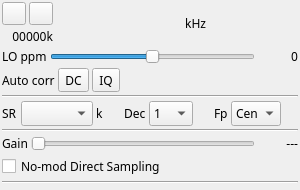
Qt form plugins/samplesource/rtlsdr/rtlsdrgui.ui (f4exb/sdrangel) before a commit.
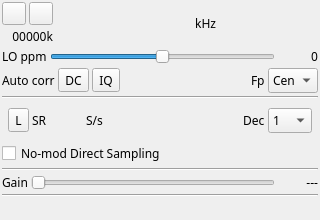
The same form after that commit. Icons and pictures are not drawn. Custom widgets are drawn as their Qt base class.

Commit message: RTLSDR plugin: continuous sample rate setting

```diff
--- a/plugins/samplesource/rtlsdr/rtlsdrgui.ui
+++ b/plugins/samplesource/rtlsdr/rtlsdrgui.ui
@@ -6,20 +6,20 @@
    <rect>
     <x>0</x>
     <y>0</y>
-    <width>300</width>
-    <height>190</height>
+    <width>320</width>
+    <height>220</height>
    </rect>
   </property>
   <property name="sizePolicy">
-   <sizepolicy hsizetype="Preferred" vsizetype="Maximum">
+   <sizepolicy hsizetype="Minimum" vsizetype="Minimum">
     <horstretch>0</horstretch>
     <verstretch>0</verstretch>
    </sizepolicy>
   </property>
   <property name="minimumSize">
    <size>
-    <width>300</width>
-    <height>190</height>
+    <width>320</width>
+    <height>220</height>
    </size>
   </property>
   <property name="font">
@@ -248,38 +248,7 @@
        </property>
       </spacer>
      </item>
-    </layout>
-   </item>
-   <item>
-    <widget class="Line" name="line_4">
-     <property name="orientation">
-      <enum>Qt::Horizontal</enum>
-     </property>
-    </widget>
-   </item>
-   <item>
-    <layout class="QGridLayout" name="gridLayout_rateDecimPos">
-     <item row="0" column="0">
-      <widget class="QLabel" name="samplerateLabel">
-       <property name="sizePolicy">
-        <sizepolicy hsizetype="Maximum" vsizetype="Preferred">
-         <horstretch>0</horstretch>
-         <verstretch>0</verstretch>
-        </sizepolicy>
-       </property>
-       <property name="text">
-        <string>SR</string>
-       </property>
-      </widget>
-     </item>
-     <item row="0" column="2">
-      <widget class="QLabel" name="sampleRateUnit">
-       <property name="text">
-        <string>k</string>
-       </property>
-      </widget>
-     </item>
-     <item row="0" column="8">
+     <item row="0" column="5">
       <widget class="QComboBox" name="fcPos">
        <property name="maximumSize">
         <size>
@@ -310,28 +279,96 @@
        </item>
       </widget>
      </item>
-     <item row="0" column="7">
+     <item row="0" column="4">
       <widget class="QLabel" name="fcPosLabel">
        <property name="text">
         <string>Fp</string>
        </property>
       </widget>
      </item>
-     <item row="0" column="9">
-      <spacer name="horizontalSpacer_fcPos">
-       <property name="orientation">
-        <enum>Qt::Horizontal</enum>
+    </layout>
+   </item>
+   <item>
+    <widget class="Line" name="line_4">
+     <property name="orientation">
+      <enum>Qt::Horizontal</enum>
+     </property>
+    </widget>
+   </item>
+   <item>
+    <layout class="QHBoxLayout" name="sampleRateLayout">
+     <property name="leftMargin">
+      <number>6</number>
+     </property>
+     <property name="topMargin">
+      <number>6</number>
+     </property>
+     <property name="rightMargin">
+      <number>6</number>
+     </property>
+     <property name="bottomMargin">
+      <number>6</number>
+     </property>
+     <item>
+      <widget class="ButtonSwitch" name="lowSampleRate">
+       <property name="toolTip">
+        <string>Toggle low/high sample rate range</string>
        </property>
-       <property name="sizeHint" stdset="0">
+       <property name="text">
+        <string>L</string>
+       </property>
+       <property name="checkable">
+        <bool>true</bool>
+       </property>
+      </widget>
+     </item>
+     <item>
+      <widget class="QLabel" name="samplerateLabel">
+       <property name="sizePolicy">
+        <sizepolicy hsizetype="Maximum" vsizetype="Preferred">
+         <horstretch>0</horstretch>
+         <verstretch>0</verstretch>
+        </sizepolicy>
+       </property>
+       <property name="text">
+        <string>SR</string>
+       </property>
+      </widget>
+     </item>
+     <item>
+      <widget class="ValueDial" name="newSampleRate" native="true">
+       <property name="sizePolicy">
+        <sizepolicy hsizetype="Maximum" vsizetype="Maximum">
+         <horstretch>0</horstretch>
+         <verstretch>0</verstretch>
+        </sizepolicy>
+       </property>
+       <property name="minimumSize">
         <size>
-         <width>40</width>
-         <height>20</height>
+         <width>32</width>
+         <height>16</height>
         </size>
        </property>
-      </spacer>
+       <property name="font">
+        <font>
+         <family>Monospace</family>
+         <pointsize>12</pointsize>
+        </font>
+       </property>
+       <property name="toolTip">
+        <string>Device sample rate (S/s)</string>
+       </property>
+      </widget>
      </item>
-     <item row="0" column="3">
-      <spacer name="horizontalSpacer_4">
+     <item>
+      <widget class="QLabel" name="sampleRateUnit">
+       <property name="text">
+        <string>S/s</string>
+       </property>
+      </widget>
+     </item>
+     <item>
+      <spacer name="horizontalSpacer_7">
        <property name="orientation">
         <enum>Qt::Horizontal</enum>
        </property>
@@ -343,14 +380,14 @@
        </property>
       </spacer>
      </item>
-     <item row="0" column="1">
-      <widget class="QComboBox" name="sampleRate">
-       <property name="toolTip">
-        <string>Sample rate in kS/s</string>
+     <item>
+      <widget class="QLabel" name="label_decim">
+       <property name="text">
+        <string>Dec</string>
        </property>
       </widget>
      </item>
-     <item row="0" column="5">
+     <item>
       <widget class="QComboBox" name="decim">
        <property name="maximumSize">
         <size>
@@ -396,15 +433,22 @@
        </item>
       </widget>
      </item>
-     <item row="0" column="4">
-      <widget class="QLabel" name="label_decim">
+    </layout>
+   </item>
+   <item>
+    <layout class="QHBoxLayout" name="horizontalLayout_direct">
+     <item>
+      <widget class="QCheckBox" name="checkBox">
+       <property name="toolTip">
+        <string>RTLSDR special direct sampling mode (HF Bands)</string>
+       </property>
        <property name="text">
-        <string>Dec</string>
+        <string>No-mod Direct Sampling</string>
        </property>
       </widget>
      </item>
-     <item row="0" column="6">
-      <spacer name="horizontalSpacer_5">
+     <item>
+      <spacer name="horizontalSpacer_3">
        <property name="orientation">
         <enum>Qt::Horizontal</enum>
        </property>
@@ -480,33 +524,6 @@
      </item>
     </layout>
    </item>
-   <item>
-    <layout class="QHBoxLayout" name="horizontalLayout_direct">
-     <item>
-      <widget class="QCheckBox" name="checkBox">
-       <property name="toolTip">
-        <string>RTLSDR special direct sampling mode (HF Bands)</string>
-       </property>
-       <property name="text">
-        <string>No-mod Direct Sampling</string>
-       </property>
-      </widget>
-     </item>
-     <item>
-      <spacer name="horizontalSpacer_3">
-       <property name="orientation">
-        <enum>Qt::Horizontal</enum>
-       </property>
-       <property name="sizeHint" stdset="0">
-        <size>
-         <width>40</width>
-         <height>20</height>
-        </size>
-       </property>
-      </spacer>
-     </item>
-    </layout>
-   </item>
    <item>
     <widget class="Line" name="line_2">
      <property name="orientation">
```
Left out of the diff: 11 changed lines with no effect on the pictures. The commit also changes 9 other files.
